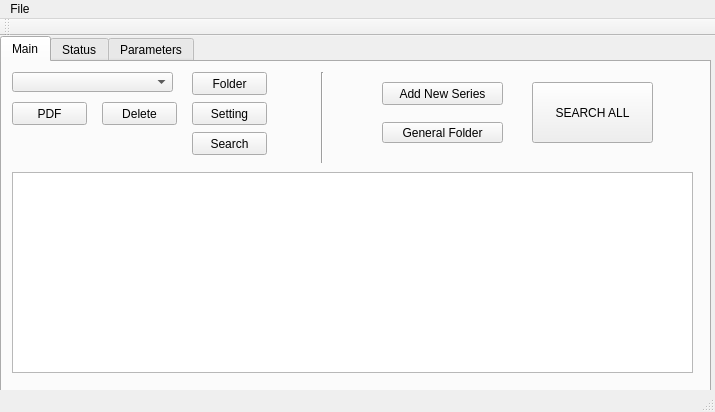
Old version of the form src/mainwindow.ui in the repository BadamBoum/GestionScans.
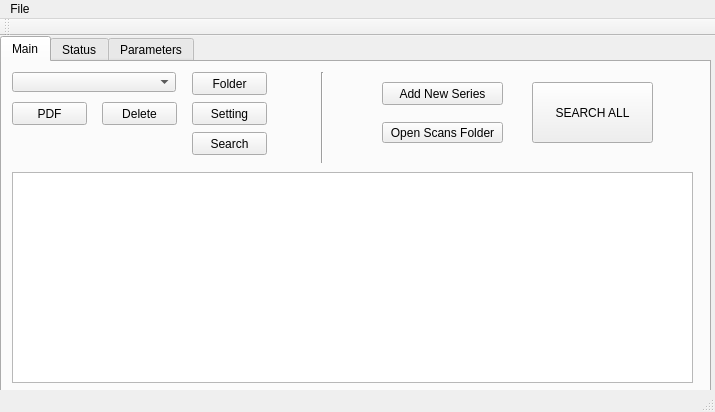
New version of the form.

What changed in the file:
```diff
--- a/src/mainwindow.ui
+++ b/src/mainwindow.ui
@@ -48,7 +48,7 @@
        <rect>
         <x>10</x>
         <y>10</y>
-        <width>161</width>
+        <width>164</width>
         <height>20</height>
        </rect>
       </property>
@@ -104,7 +104,7 @@
         <x>10</x>
         <y>110</y>
         <width>681</width>
-        <height>201</height>
+        <height>211</height>
        </rect>
       </property>
       <property name="readOnly">
@@ -160,7 +160,7 @@
        </rect>
       </property>
       <property name="text">
-       <string>General Folder</string>
+       <string>Open Scans Folder</string>
       </property>
      </widget>
      <widget class="Line" name="line">
```
Left out of the diff: 8 changed lines with no effect on the pictures.
